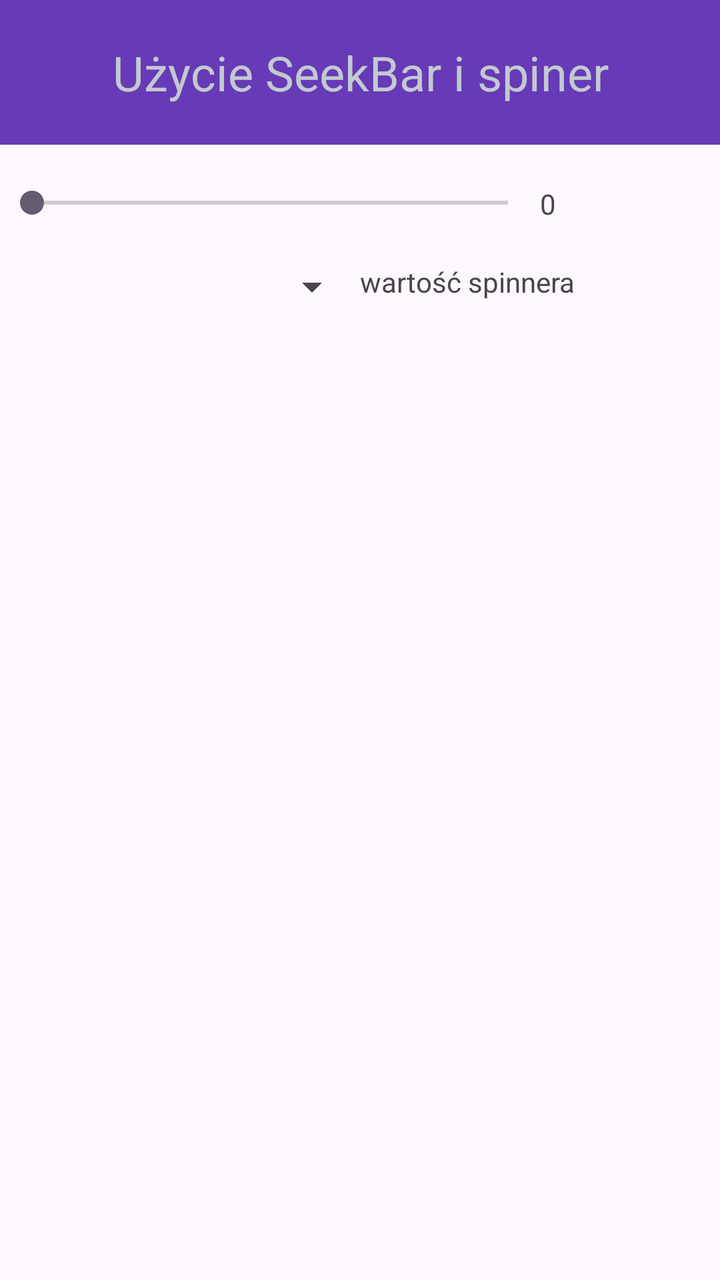
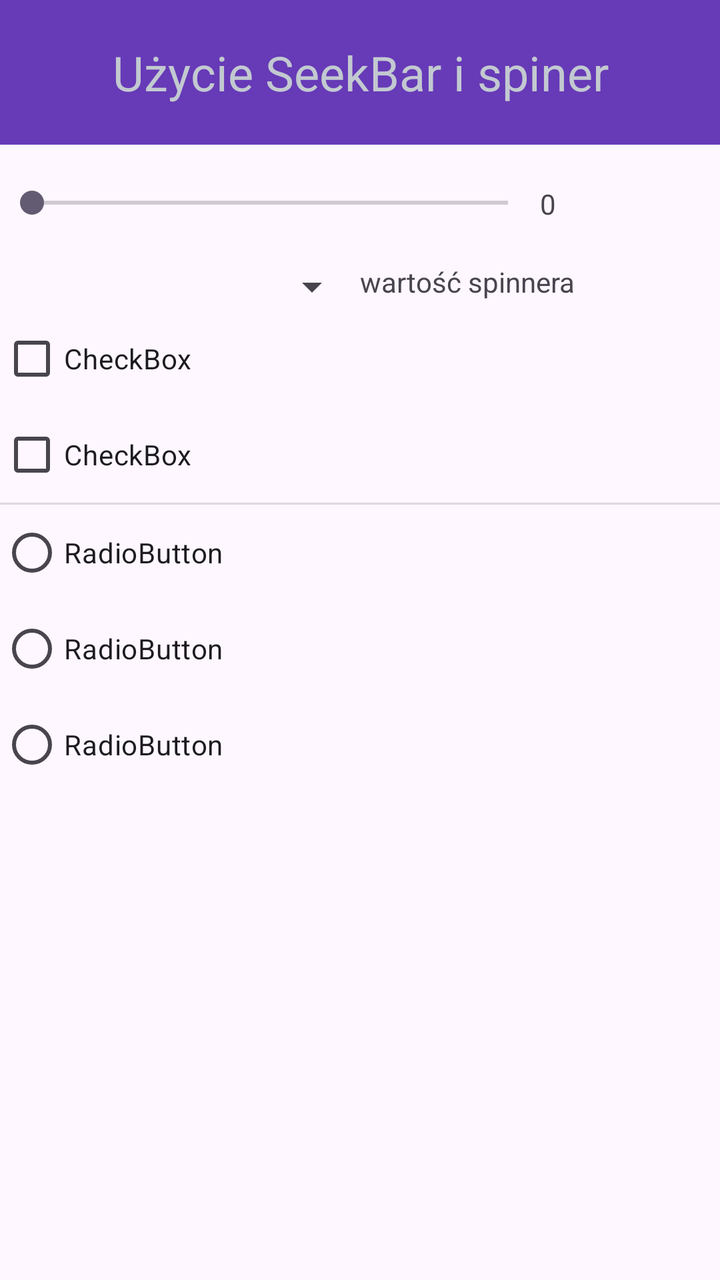

Screens rendered from an Android XML layout before and after an edit, with the pre-edit source and the edit as a unified diff.
<!-- AndroidManifest.xml: application theme Theme.Cw3_seeker -->
<!-- res/layout/activity_main.xml -->
<?xml version="1.0" encoding="utf-8"?>
<LinearLayout xmlns:android="http://schemas.android.com/apk/res/android"
    xmlns:app="http://schemas.android.com/apk/res-auto"
    xmlns:tools="http://schemas.android.com/tools"
    android:id="@+id/main"
    android:layout_width="match_parent"
    android:layout_height="match_parent"
    android:orientation="vertical"
    tools:context=".MainActivity" >

    <TextView
        android:id="@+id/textView"
        android:layout_width="match_parent"
        android:layout_height="wrap_content"
        android:background="#673AB7"
        android:padding="20dp"
        android:text="Użycie SeekBar i spiner"
        android:textAlignment="center"
        android:textColor="#C2C9D0"
        android:textSize="24sp" />

    <LinearLayout
        android:layout_width="match_parent"
        android:layout_height="wrap_content"
        android:layout_marginTop="20dp"
        android:layout_marginBottom="20dp"
        android:orientation="horizontal">

        <SeekBar
            android:id="@+id/seekBar"
            android:layout_width="0dp"
            android:layout_height="wrap_content"

            android:layout_weight="3"
            android:max="100"
            android:progress="0" />

        <TextView
            android:id="@+id/tVSeekbar"
            android:layout_width="0dp"
            android:layout_height="wrap_content"
            android:layout_weight="1"
            android:text="0" />
    </LinearLayout>
    <LinearLayout
        android:layout_width="match_parent"
        android:layout_height="wrap_content"
        android:orientation="horizontal">
        <Spinner
            android:id="@+id/spinner"
            android:layout_width="0dp"
            android:layout_height="wrap_content"
            android:layout_weight="1" />
        <TextView
            android:id="@+id/tVSpinner"
            android:layout_width="0dp"
            android:layout_height="wrap_content"
            android:layout_weight="1"
            android:text="wartość spinnera" />
    </LinearLayout>
</LinearLayout>
<!-- resources referenced by this layout -->
<resources>
  <style name="Theme.Cw3_seeker" parent="Base.Theme.Cw3_seeker" />
  <style name="Base.Theme.Cw3_seeker" parent="Theme.Material3.DayNight.NoActionBar">
          
          
      </style>
</resources>

<!-- the commit's change to res/layout/activity_main.xml (unified diff, before → after) -->
@@ -58,4 +58,51 @@
             android:layout_weight="1"
             android:text="wartość spinnera" />
     </LinearLayout>
+
+    <CheckBox
+        android:id="@+id/checkBox1"
+        android:layout_width="match_parent"
+        android:layout_height="wrap_content"
+        android:text="CheckBox" />
+
+    <LinearLayout
+        android:layout_width="wrap_content"
+        android:layout_height="wrap_content"
+        android:orientation="horizontal"/>
+
+    <CheckBox
+        android:id="@+id/checkBox2"
+        android:layout_width="match_parent"
+        android:layout_height="wrap_content"
+        android:text="CheckBox" />
+
+    <View
+        android:id="@+id/divider"
+        android:layout_width="match_parent"
+        android:layout_height="1dp"
+        android:background="?android:attr/listDivider" />
+
+    <RadioGroup
+        android:id="@+id/radioGroup"
+        android:layout_width="match_parent"
+        android:layout_height="match_parent" >
+
+        <RadioButton
+            android:id="@+id/radioButton1"
+            android:layout_width="match_parent"
+            android:layout_height="wrap_content"
+            android:text="RadioButton" />
+
+        <RadioButton
+            android:id="@+id/radioButton2"
+            android:layout_width="match_parent"
+            android:layout_height="wrap_content"
+            android:text="RadioButton" />
+
+        <RadioButton
+            android:id="@+id/radioButton3"
+            android:layout_width="match_parent"
+            android:layout_height="wrap_content"
+            android:text="RadioButton" />
+    </RadioGroup>
 </LinearLayout>
